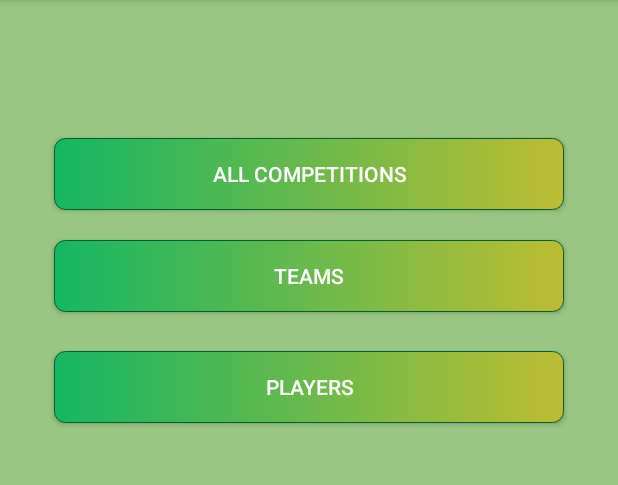
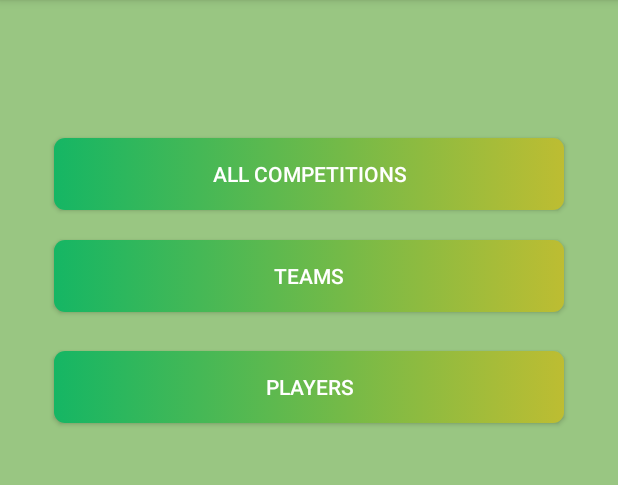
Before and after one commit to evaldassedlickas/SportCompetitionPlanner, an Android app: the screen it shows after launch once a user with an empty profile is signed in (Main), on a phone screen of 412 x 824 dp, the part 90-575 px from its top. Run offline under Robolectric (Android 15) with nearby library versions, the phone set to English and light mode, and no system bars; our stand-ins replace Firebase (no records; nobody signed in at launch, a user with empty details on screens opened directly).

```diff
--- a/app/src/main/res/drawable/default_button.xml
+++ b/app/src/main/res/drawable/default_button.xml
@@ -3,6 +3,5 @@
     <corners android:radius="7dp"/>
     <padding android:bottom="1dp" android:top="1dp" android:right="1dp" android:left="1dp"/>
     <gradient android:endColor="#BDBD32" android:startColor="#15B664"/>
-    <stroke android:color="#006030" android:width="1px"/>
 
 </shape>
```
